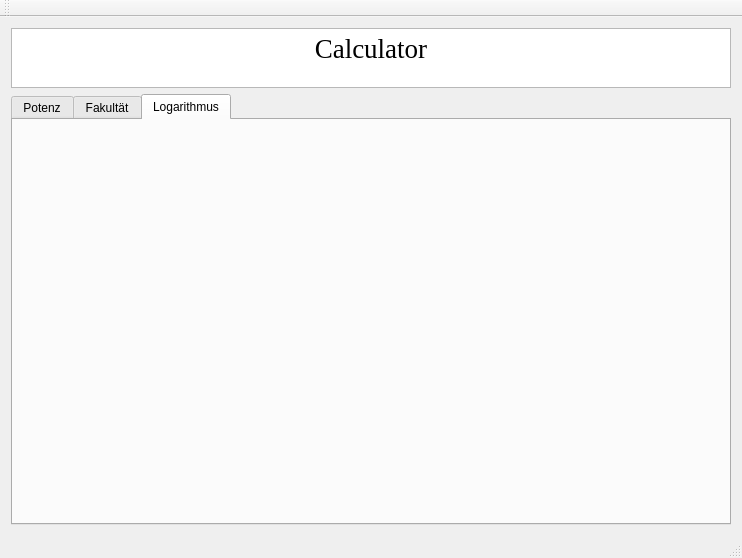
The window that calc_ui/CalcMainWindow.ui (Biadetis/calculator) describes before a commit, drawn with Qt 5.
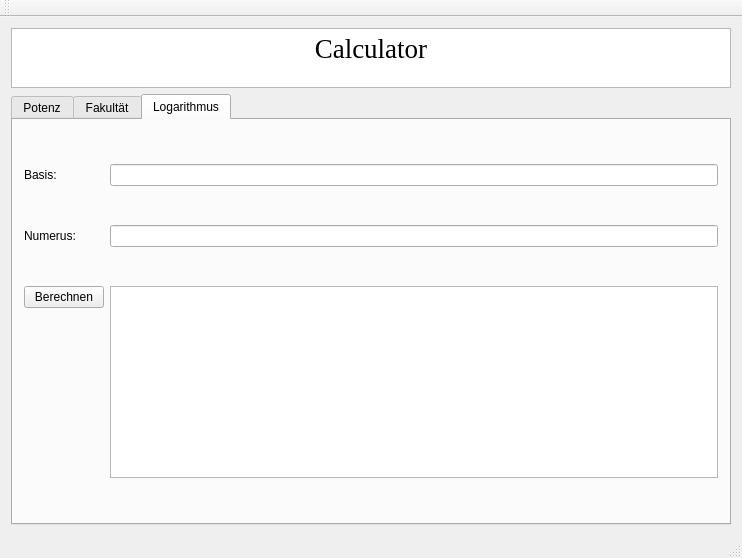
The same window after the commit. The open tabs and pages were chosen to show the change.

Commit message: ui größtenteils fertig

Diff of the .ui file:
```diff
--- a/calc_ui/CalcMainWindow.ui
+++ b/calc_ui/CalcMainWindow.ui
@@ -97,6 +97,44 @@
        <attribute name="title">
         <string>Logarithmus</string>
        </attribute>
+       <layout class="QFormLayout" name="formLayout_3">
+        <item row="0" column="1">
+         <widget class="QLineEdit" name="LogInput1"/>
+        </item>
+        <item row="1" column="1">
+         <widget class="QLineEdit" name="LogInput2"/>
+        </item>
+        <item row="2" column="1">
+         <widget class="QTextEdit" name="LogOutput">
+          <property name="font">
+           <font>
+            <pointsize>22</pointsize>
+           </font>
+          </property>
+         </widget>
+        </item>
+        <item row="0" column="0">
+         <widget class="QLabel" name="label_4">
+          <property name="text">
+           <string>Basis:</string>
+          </property>
+         </widget>
+        </item>
+        <item row="1" column="0">
+         <widget class="QLabel" name="label_5">
+          <property name="text">
+           <string>Numerus:</string>
+          </property>
+         </widget>
+        </item>
+        <item row="2" column="0">
+         <widget class="QPushButton" name="LogExec">
+          <property name="text">
+           <string>Berechnen</string>
+          </property>
+         </widget>
+        </item>
+       </layout>
       </widget>
      </widget>
     </item>
```
Left out of the diff: 38 changed lines with no effect on the pictures. The commit also changes 2 other files.
